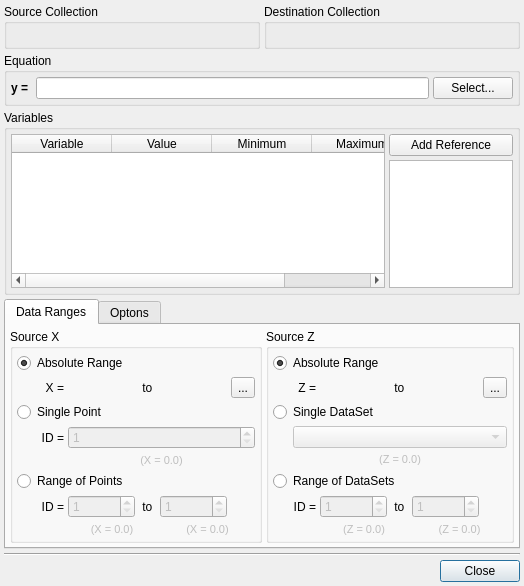
Before: the Qt Designer form src/gui/fitsetup.ui in trisyoungs/uchroma, drawn with Qt 5.
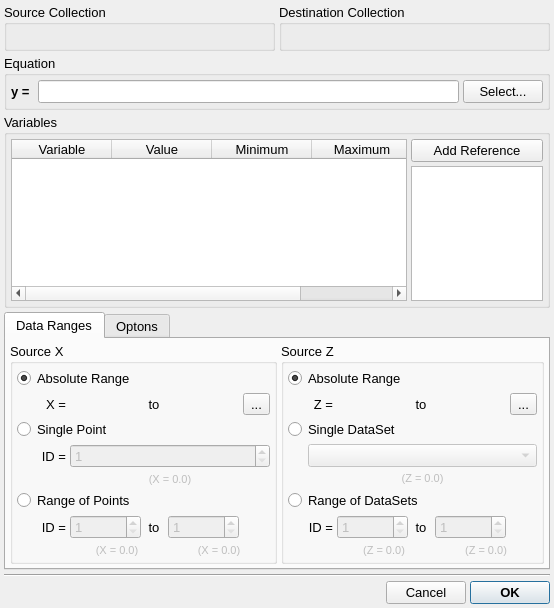
After: the same form once the commit is applied. Icons and pictures are not drawn. Custom widgets are drawn as their Qt base class.

Commit message: Set correct general font size for several subwindows, and renamed some Close buttons to Cancel. Partial addition of ReferenceSetupDialog.

What changed in the file:
```diff
--- a/src/gui/fitsetup.ui
+++ b/src/gui/fitsetup.ui
@@ -6,10 +6,15 @@
    <rect>
     <x>0</x>
     <y>0</y>
-    <width>518</width>
-    <height>586</height>
+    <width>524</width>
+    <height>608</height>
    </rect>
   </property>
+  <property name="font">
+   <font>
+    <pointsize>10</pointsize>
+   </font>
+  </property>
   <property name="windowTitle">
    <string>Fit Setup</string>
   </property>
@@ -1034,7 +1039,23 @@
      <item>
       <widget class="QPushButton" name="CloseButton">
        <property name="text">
-        <string>Close</string>
+        <string>Cancel</string>
+       </property>
+       <property name="default">
+        <bool>false</bool>
+       </property>
+      </widget>
+     </item>
+     <item>
+      <widget class="QPushButton" name="OKButton">
+       <property name="font">
+        <font>
+         <weight>75</weight>
+         <bold>true</bold>
+        </font>
+       </property>
+       <property name="text">
+        <string>OK</string>
        </property>
        <property name="default">
         <bool>true</bool>
```
Left out of the diff: 2 changed lines with no effect on the pictures. The commit also changes 25 other files.
